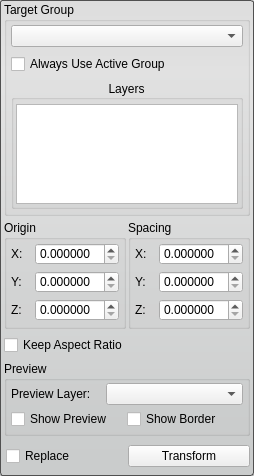
The window that src/Interface/ToolInterface/TransformToolInterface.ui (SCIInstitute/Seg3D) describes before a commit, drawn with Qt 5.
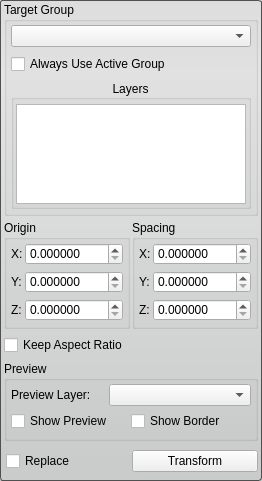
The same window after the commit.

The edit to the form file:
```diff
--- a/src/Interface/ToolInterface/TransformToolInterface.ui
+++ b/src/Interface/ToolInterface/TransformToolInterface.ui
@@ -6,8 +6,8 @@
    <rect>
     <x>0</x>
     <y>0</y>
-    <width>254</width>
-    <height>468</height>
+    <width>262</width>
+    <height>481</height>
    </rect>
   </property>
   <property name="sizePolicy">
@@ -254,7 +254,7 @@
              <height>24</height>
             </size>
            </property>
-           <layout class="QHBoxLayout" name="horizontalLayout_12" stretch="1,2">
+           <layout class="QHBoxLayout" name="horizontalLayout_12" stretch="0,0">
             <property name="spacing">
              <number>0</number>
             </property>
@@ -263,6 +263,18 @@
             </property>
             <item>
              <widget class="QLabel" name="label">
+              <property name="sizePolicy">
+               <sizepolicy hsizetype="Fixed" vsizetype="Preferred">
+                <horstretch>0</horstretch>
+                <verstretch>0</verstretch>
+               </sizepolicy>
+              </property>
+              <property name="minimumSize">
+               <size>
+                <width>14</width>
+                <height>0</height>
+               </size>
+              </property>
               <property name="text">
                <string>X:</string>
               </property>
@@ -270,6 +282,12 @@
             </item>
             <item>
              <widget class="QDoubleSpinBox" name="origin_x_spinbox_">
+              <property name="sizePolicy">
+               <sizepolicy hsizetype="MinimumExpanding" vsizetype="Fixed">
+                <horstretch>0</horstretch>
+                <verstretch>0</verstretch>
+               </sizepolicy>
+              </property>
               <property name="decimals">
                <number>6</number>
               </property>
@@ -286,7 +304,7 @@
              <height>24</height>
             </size>
            </property>
-           <layout class="QHBoxLayout" name="horizontalLayout_11" stretch="1,2">
+           <layout class="QHBoxLayout" name="horizontalLayout_11" stretch="0,0">
             <property name="spacing">
              <number>0</number>
             </property>
@@ -295,6 +313,18 @@
             </property>
             <item>
              <widget class="QLabel" name="label_2">
+              <property name="sizePolicy">
+               <sizepolicy hsizetype="Fixed" vsizetype="Preferred">
+                <horstretch>0</horstretch>
+                <verstretch>0</verstretch>
+               </sizepolicy>
+              </property>
+              <property name="minimumSize">
+               <size>
+                <width>14</width>
+                <height>0</height>
+               </size>
+              </property>
               <property name="text">
                <string>Y:</string>
               </property>
@@ -302,6 +332,12 @@
             </item>
             <item>
              <widget class="QDoubleSpinBox" name="origin_y_spinbox_">
+              <property name="sizePolicy">
+               <sizepolicy hsizetype="MinimumExpanding" vsizetype="Fixed">
+                <horstretch>0</horstretch>
+                <verstretch>0</verstretch>
+               </sizepolicy>
+              </property>
               <property name="decimals">
                <number>6</number>
               </property>
@@ -318,7 +354,7 @@
              <height>24</height>
             </size>
            </property>
-           <layout class="QHBoxLayout" name="horizontalLayout_10" stretch="1,2">
+           <layout class="QHBoxLayout" name="horizontalLayout_10" stretch="0,0">
             <property name="spacing">
              <number>0</number>
             </property>
@@ -327,6 +363,18 @@
             </property>
             <item>
              <widget class="QLabel" name="label_3">
+              <property name="sizePolicy">
+               <sizepolicy hsizetype="Fixed" vsizetype="Preferred">
+                <horstretch>0</horstretch>
+                <verstretch>0</verstretch>
+               </sizepolicy>
+              </property>
+              <property name="minimumSize">
+               <size>
+                <width>14</width>
+                <height>0</height>
+               </size>
+              </property>
               <property name="text">
                <string>Z:</string>
               </property>
@@ -334,6 +382,12 @@
             </item>
             <item>
              <widget class="QDoubleSpinBox" name="origin_z_spinbox_">
+              <property name="sizePolicy">
+               <sizepolicy hsizetype="MinimumExpanding" vsizetype="Fixed">
+                <horstretch>0</horstretch>
+                <verstretch>0</verstretch>
+               </sizepolicy>
+              </property>
               <property name="decimals">
                <number>6</number>
               </property>
@@ -374,7 +428,7 @@
              <height>24</height>
             </size>
            </property>
-           <layout class="QHBoxLayout" name="horizontalLayout_3" stretch="1,2">
+           <layout class="QHBoxLayout" name="horizontalLayout_3" stretch="0,0">
             <property name="spacing">
              <number>0</number>
             </property>
@@ -383,6 +437,18 @@
             </property>
             <item>
              <widget class="QLabel" name="label_4">
+              <property name="sizePolicy">
+               <sizepolicy hsizetype="Fixed" vsizetype="Preferred">
+                <horstretch>0</horstretch>
+                <verstretch>0</verstretch>
+               </sizepolicy>
+              </property>
+              <property name="minimumSize">
+               <size>
+                <width>14</width>
+                <height>0</height>
+               </size>
+              </property>
               <property name="text">
                <string>X:</string>
               </property>
@@ -390,6 +456,12 @@
             </item>
             <item>
              <widget class="QDoubleSpinBox" name="spacing_x_spinbox_">
+              <property name="sizePolicy">
+               <sizepolicy hsizetype="MinimumExpanding" vsizetype="Fixed">
+                <horstretch>0</horstretch>
+                <verstretch>0</verstretch>
+               </sizepolicy>
+              </property>
               <property name="decimals">
                <number>6</number>
               </property>
@@ -406,7 +478,7 @@
              <height>24</height>
             </size>
            </property>
-           <layout class="QHBoxLayout" name="horizontalLayout_2" stretch="1,2">
+           <layout class="QHBoxLayout" name="horizontalLayout_2" stretch="0,0">
             <property name="spacing">
              <number>0</number>
             </property>
@@ -415,6 +487,18 @@
             </property>
             <item>
              <widget class="QLabel" name="label_6">
+              <property name="sizePolicy">
+               <sizepolicy hsizetype="Fixed" vsizetype="Preferred">
+                <horstretch>0</horstretch>
+                <verstretch>0</verstretch>
+               </sizepolicy>
+              </property>
+              <property name="minimumSize">
+               <size>
+                <width>14</width>
+                <height>0</height>
+               </size>
+              </property>
               <property name="text">
                <string>Y:</string>
               </property>
@@ -422,6 +506,12 @@
             </item>
             <item>
              <widget class="QDoubleSpinBox" name="spacing_y_spinbox_">
+              <property name="sizePolicy">
+               <sizepolicy hsizetype="MinimumExpanding" vsizetype="Fixed">
+                <horstretch>0</horstretch>
+                <verstretch>0</verstretch>
+               </sizepolicy>
+              </property>
               <property name="decimals">
                <number>6</number>
               </property>
@@ -438,7 +528,7 @@
              <height>24</height>
             </size>
            </property>
-           <layout class="QHBoxLayout" name="horizontalLayout" stretch="1,2">
+           <layout class="QHBoxLayout" name="horizontalLayout" stretch="0,0">
             <property name="spacing">
              <number>0</number>
             </property>
@@ -447,6 +537,18 @@
             </property>
             <item>
              <widget class="QLabel" name="label_5">
+              <property name="sizePolicy">
+               <sizepolicy hsizetype="Fixed" vsizetype="Preferred">
+                <horstretch>0</horstretch>
+                <verstretch>0</verstretch>
+               </sizepolicy>
+              </property>
+              <property name="minimumSize">
+               <size>
+                <width>14</width>
+                <height>0</height>
+               </size>
+              </property>
               <property name="text">
                <string>Z:</string>
               </property>
@@ -454,6 +556,12 @@
             </item>
             <item>
              <widget class="QDoubleSpinBox" name="spacing_z_spinbox_">
+              <property name="sizePolicy">
+               <sizepolicy hsizetype="MinimumExpanding" vsizetype="Fixed">
+                <horstretch>0</horstretch>
+                <verstretch>0</verstretch>
+               </sizepolicy>
+              </property>
               <property name="decimals">
                <number>6</number>
               </property>
```
